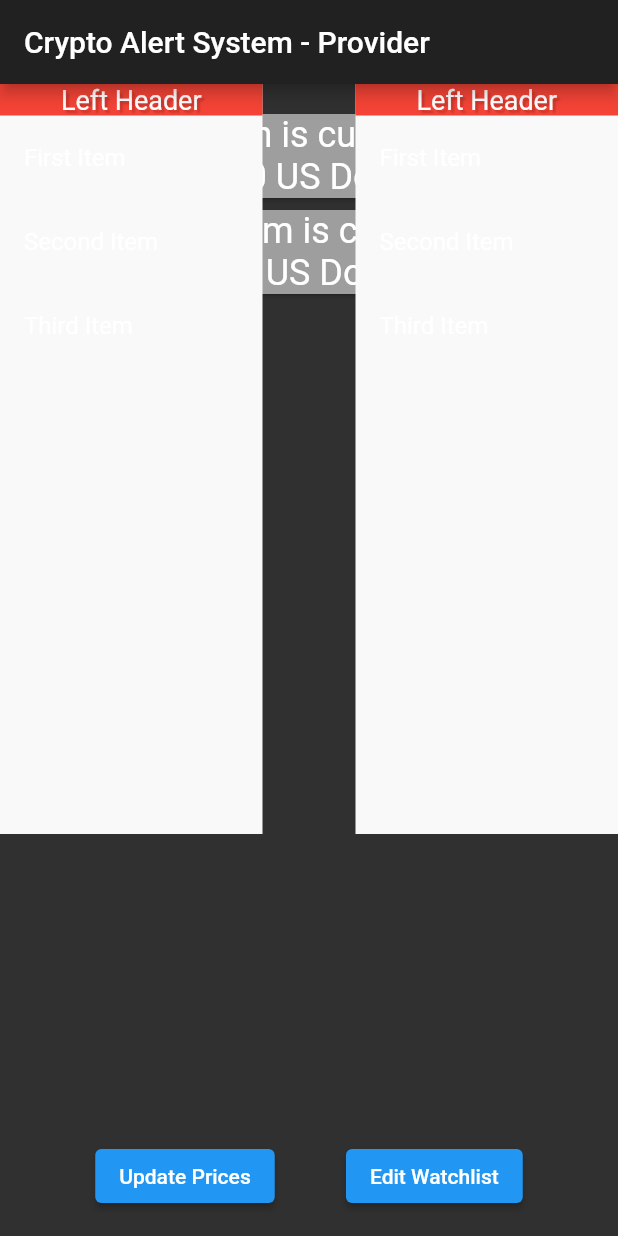
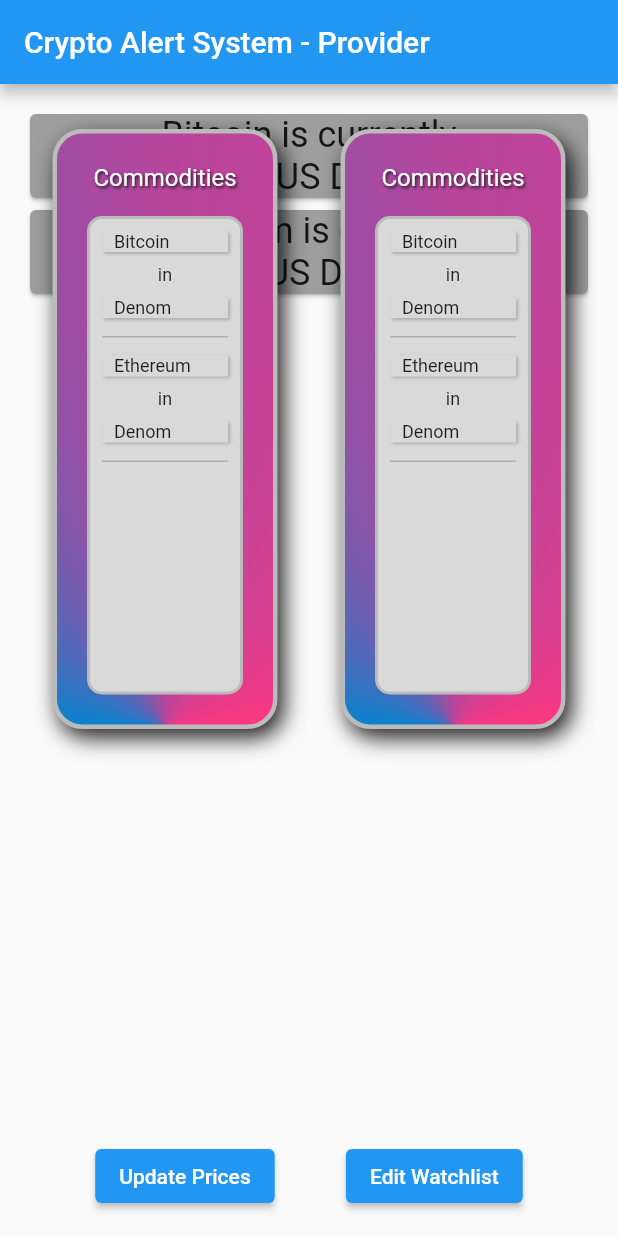
Before and after one commit to ScottS2017-2/appcircle_test, a Flutter app: the screen it shows after launch, after a tap on "Edit Watchlist", on a phone screen of 412 x 824 dp. Run offline on Flutter 3.47's test engine with Material 2 defaults, Android fonts, the phone set to English and light mode, and no system bars; our stand-ins replace flutter_redux, google_fonts, redux; network calls fail.

Commit message:
adding lists to slides

```diff
--- a/lib/main.dart
+++ b/lib/main.dart
@@ -17,7 +17,7 @@ class MyApp extends StatelessWidget {
   Widget build(BuildContext context) {
     return MaterialApp(
       title: 'Redux ToDo Demo',
-      theme: ThemeData.dark(),
+      theme: ThemeData.light(),
       home: ChangeNotifierProvider(
         create: (BuildContext context) => AppStateModel.initialState(),
         child: Home(),
--- a/lib/provider_version/pages/provider_home.dart
+++ b/lib/provider_version/pages/provider_home.dart
@@ -19,7 +19,7 @@ class _ProviderHomeState extends State<ProviderHome> {
 
   void toggleSideSlides(){
     setState(() {
-      _slidesPosition == 0 ? _slidesPosition = -200 : _slidesPosition = 0;
+      _slidesPosition == 35 ? _slidesPosition = -200 : _slidesPosition = 35;
     });
   }
 
--- a/lib/provider_version/widgets/SideSlideIn.dart
+++ b/lib/provider_version/widgets/SideSlideIn.dart
@@ -1,55 +1,209 @@
+import 'package:flutter/material.dart';
 import 'package:crypto_tracker_redux/app/app_colors.dart';
 import 'package:crypto_tracker_redux/app/app_textstyles.dart';
-import 'package:flutter/material.dart';
+import 'package:crypto_tracker_redux/app/app_strings.dart';
+import 'package:crypto_tracker_redux/provider_version/models/app_state_model.dart';
+
+import 'package:provider/provider.dart';
 
 class SideSlideIn extends StatelessWidget {
-
   const SideSlideIn({
     Key? key,
-}) : super(key:key);
+    this.color = const Color(0xFFEEEEEE),
+  }) : super(key: key);
+
+  final Color color;
 
   @override
   Widget build(BuildContext context) {
+    final interestedInPrices =
+    context.select((AppStateModel appState) => appState.interestedInPrices);
     return Container(
-      height: 500,
-      width: 175,
-      color: AppColors.offWhitePageBackground,
-      child: ListView(
-        padding: EdgeInsets.zero,
-        children: <Widget>[
+      height: 400,
+      width: 150,
+      margin: const EdgeInsets.only(top: 30, bottom: 30),
+      padding: const EdgeInsets.all(20),
+      alignment: Alignment.topCenter,
+      decoration: BoxDecoration(
+        border: Border.all(
+          style: BorderStyle.solid,
+          color: const Color(0xFFBBBBBB),
+          width: 3,
+        ),
+        borderRadius: BorderRadius.circular(20),
+        boxShadow: [
+          const BoxShadow(
+            color: Colors.black87,
+            blurRadius: 12,
+            offset: Offset(4, 6),
+          ),
+        ],
+        gradient: const SweepGradient(
+          colors: [
+            Color(0xFF0185D0),
+            Color(0xFFB7459C),
+            Color(0xFFFF3780),
+          ],
+          stops: [
+            0.5,
+            0.75,
+            1,
+          ],
+          center: Alignment(0.0, 1.0),
+        ),
+      ),
+      child: Column(
+        children: [
+          Text(
+            'Commodities',
+            style: Theme.of(context)
+                .textTheme
+                .subtitle1!
+                .copyWith(color: AppColors.offWhitePageBackground, shadows: [
+              BoxShadow(
+                color: AppColors.blackTextColor,
+                blurRadius: 2,
+                offset: Offset(1, 1),
+              ),
+            ]),
+          ),
+          SizedBox(
+            height: 16,
+          ),
+          Expanded(
+            child: Container(
+              decoration: BoxDecoration(
+                color: AppColors.silver,
+                border: Border.all(
+                  style: BorderStyle.solid,
+                  color: const Color(0xFFBBBBBB),
+                  width: 2,
+                ),
+                borderRadius: BorderRadius.circular(10),
+              ),
+              child: ListView.builder(
+                itemCount: interestedInPrices.length,
+                itemBuilder: (BuildContext context, int index) {
+                  String key = interestedInPrices.keys.elementAt(index);
+                  final regex = RegExp(r'^([A-z]+)-([A-z]+)$');
+                  final regexMatch = regex.firstMatch(key);
+                  final currencyInterestedIn = regexMatch!.group(1);
+                  return Column(
+                    crossAxisAlignment: CrossAxisAlignment.stretch,
+                    children: [
                       Container(
+                        padding: const EdgeInsets.symmetric(horizontal: 8),
+                        margin: const EdgeInsets.only(left: 8, right: 8, top: 8),
                         decoration: BoxDecoration(
-              color: Colors.red,
+                          color: AppColors.silver,
+                          boxShadow: [
+                            const BoxShadow(
+                              color: AppColors.dropShadowColor,
+                              blurRadius: 1,
+                              offset: Offset(1, 1),
                             ),
-            child: Container(
-              alignment: Alignment.center,
+                          ],
+                        ),
                         child: Text(
-                'Left Header',
-                style: AppTextStyles.appBarTextStyle
-                    .copyWith(color: Colors.white, fontSize: 18),
+                          '${AppStrings.unabbreviatedTerms[currencyInterestedIn]}',
+                          textAlign: TextAlign.left,
+                          style: AppTextStyles.normal12,
+                        ),
+                      ),
+                      Padding(
+                        padding: const EdgeInsets.only(top: 8.0),
+                        child: Center(
+                          child: Text(
+                            'in',
+                            textAlign: TextAlign.left,
+                            style: AppTextStyles.normal12,
                           ),
                         ),
                       ),
-          ListTile(
-            title: const Text('First Item'),
-            onTap: () {
-              // TODO implement me
+                      Container(
+                        padding: const EdgeInsets.symmetric(horizontal: 8),
+                        margin: const EdgeInsets.only(left: 8, right: 8, top: 8),
+                        decoration: BoxDecoration(
+                          color: AppColors.silver,
+                          boxShadow: [
+                            const BoxShadow(
+                              color: AppColors.dropShadowColor,
+                              blurRadius: 1,
+                              offset: Offset(1, 1),
+                            ),
+                          ],
+                        ),
+                        child: Text(
+                          'Denom',
+                          textAlign: TextAlign.left,
+                          style: AppTextStyles.normal12,
+                        ),
+                      ),
+                      Container(
+                        height: 1,
+                        width: double.infinity,
+                        margin: const EdgeInsets.only(top: 12, left: 8, right: 8, bottom: 4),
+                        color: AppColors.dropShadowColor,
+                      ),
+                    ],
+                  );
                 },
               ),
-          ListTile(
-            title: const Text('Second Item'),
-            onTap: () {
-              // TODO implement me
-            },
             ),
-          ListTile(
-            title: const Text('Third Item'),
-            onTap: () {
-              // TODO implement me
-            },
           ),
         ],
       ),
     );
+
+    // return Container(
+    //   height: 500,
+    //   width: 175,
+    //   decoration: BoxDecoration(
+    //     color: AppColors.blackTextColor,
+    //     border: Border.all(
+    //       color: AppColors.blackTextColor,
+    //       width: 2,
+    //     ),
+    //     borderRadius: const BorderRadius.all(
+    //       Radius.circular(20),
+    //     ),
+    //   ),
+    //   child: ListView(
+    //     padding: EdgeInsets.zero,
+    //     children: <Widget>[
+    //       Container(
+    //         decoration: BoxDecoration(
+    //           color: color,
+    //         ),
+    //         child: Container(
+    //           alignment: Alignment.center,
+    //           child: Text(
+    //             'Left Header',
+    //             style: AppTextStyles.appBarTextStyle
+    //                 .copyWith(color: Colors.white, fontSize: 18),
+    //           ),
+    //         ),
+    //       ),
+    //       ListTile(
+    //         title: const Text('First Item'),
+    //         onTap: () {
+    //           // TODO implement me
+    //         },
+    //       ),
+    //       ListTile(
+    //         title: const Text('Second Item'),
+    //         onTap: () {
+    //           // TODO implement me
+    //         },
+    //       ),
+    //       ListTile(
+    //         title: const Text('Third Item'),
+    //         onTap: () {
+    //           // TODO implement me
+    //         },
+    //       ),
+    //     ],
+    //   ),
+    // );
   }
 }
```
Lines whose indentation alone changed are shown as unchanged.
